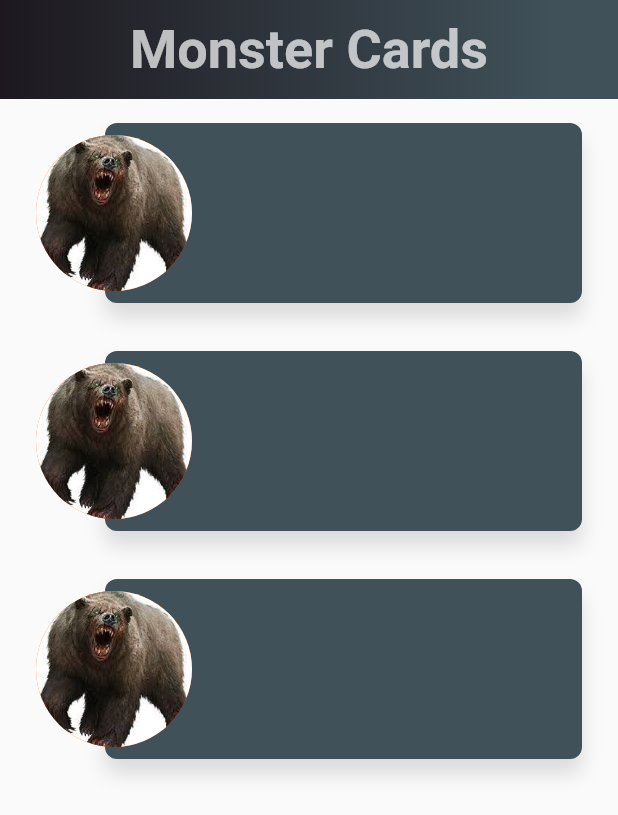
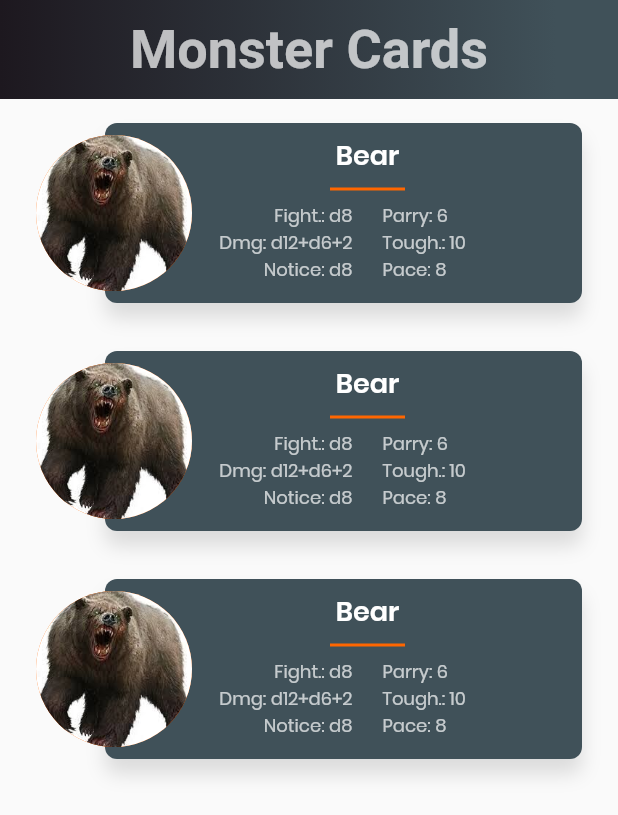
Before and after one commit to FlorianGFox/monster-cards, a Flutter app: the screen it shows after launch, on a phone screen of 412 x 824 dp. Shown: the top 815 px of the screen. Run offline on Flutter 3.47's test engine with Material 2 defaults, Android fonts, the phone set to English and light mode, and no system bars; our stand-ins replace bloc, dartz, equatable, get_it.

Commit message:
Added MonsterRow.

```diff
--- /dev/null
+++ b/lib/core/styles/poppins_text_style.dart
@@ -0,0 +1,24 @@
+import 'package:flutter/material.dart';
+import 'package:monster_cards/core/styles/foxling_colors.dart';
+
+class PoppinsTextStyle {
+  static const baseTextStyle = TextStyle(fontFamily: 'Poppins');
+  static const headerTextStyle = TextStyle(
+    fontFamily: 'Poppins',
+    color: Colors.white,
+    fontSize: 18.0,
+    fontWeight: FontWeight.w600,
+  );
+  static const regularTextStyle = TextStyle(
+    fontFamily: 'Poppins',
+    color: FoxlingColors.nearWhite,
+    fontSize: 9.0,
+    fontWeight: FontWeight.w400,
+  );
+  static const subHeaderTextStyle = TextStyle(
+    fontFamily: 'Poppins',
+    color: FoxlingColors.nearWhite,
+    fontSize: 12.0,
+    fontWeight: FontWeight.w400,
+  );
+}
--- a/lib/features/monster_cards/presentation/widgets/monster_row.dart
+++ b/lib/features/monster_cards/presentation/widgets/monster_row.dart
@@ -1,10 +1,13 @@
 import 'package:flutter/material.dart';
-import 'package:monster_cards/core/styles/foxling_colors.dart';
-import 'package:monster_cards/features/monster_cards/domain/entities/monster.dart';
-import 'package:monster_cards/features/monster_cards/presentation/widgets/home_body.dart';
+
+import '../../../../core/styles/foxling_colors.dart';
+import '../../../../core/styles/poppins_text_style.dart';
+import '../../domain/entities/monster.dart';
+import '../../domain/entities/monster_card_stats.dart';
+import 'home_body.dart';
 
 class MonsterRow extends StatelessWidget {
-  final Monster monster;
+  final MonsterCardStats monster;
 
   const MonsterRow({
     Key key,
@@ -62,6 +65,93 @@ class MonsterCard extends StatelessWidget {
           ),
         ],
       ),
+      child: MonsterCardContent(monster: monster),
     );
   }
 }
+
+class MonsterCardContent extends StatelessWidget {
+  final Monster monster;
+
+  const MonsterCardContent({Key key, this.monster}) : super(key: key);
+
+  @override
+  Widget build(BuildContext context) {
+    return Container(
+      margin: EdgeInsets.fromLTRB(40.0, 8.0, 8.0, 8.0),
+      child: Column(
+        children: <Widget>[
+          Header(monster.name),
+          Seperator(),
+          ImportantStats(),
+        ],
+      ),
+    );
+  }
+}
+
+class Header extends StatelessWidget {
+  final String headerText;
+
+  const Header(this.headerText, {Key key}) : super(key: key);
+
+  @override
+  Widget build(BuildContext context) {
+    return Text(headerText, style: PoppinsTextStyle.headerTextStyle);
+  }
+}
+
+class Seperator extends StatelessWidget {
+  @override
+  Widget build(BuildContext context) {
+    return Container(
+      margin: EdgeInsets.symmetric(vertical: 8.0),
+      height: 2.0,
+      width: 50.0,
+      color: FoxlingColors.orange,
+    );
+  }
+}
+
+class ImportantStats extends StatelessWidget {
+  @override
+  Widget build(BuildContext context) {
+    return Row(
+      crossAxisAlignment: CrossAxisAlignment.start,
+      children: <Widget>[
+        Expanded(
+          child: Column(
+            crossAxisAlignment: CrossAxisAlignment.end,
+            children: <Widget>[
+              ImportantStatText('Fight.: ${monster.fighting.value}'),
+              ImportantStatText('Dmg: ${monster.dmg}'),
+              ImportantStatText('Notice: ${monster.notice.value}'),
+            ],
+          ),
+        ),
+        SizedBox(width: 20),
+        Expanded(
+          child: Column(
+            crossAxisAlignment: CrossAxisAlignment.start,
+            children: <Widget>[
+              ImportantStatText('Parry: ${monster.parry}'),
+              ImportantStatText('Tough.: ${monster.toughness}'),
+              ImportantStatText('Pace: ${monster.pace}'),
+            ],
+          ),
+        ),
+      ],
+    );
+  }
+}
+
+class ImportantStatText extends StatelessWidget {
+  final String text;
+
+  const ImportantStatText(this.text, {Key key}) : super(key: key);
+
+  @override
+  Widget build(BuildContext context) {
+    return Text(text, style: PoppinsTextStyle.subHeaderTextStyle);
+  }
+}
--- a/pubspec.yaml
+++ b/pubspec.yaml
@@ -66,5 +66,7 @@ flutter:
       fonts:
         - asset: assets/fonts/Poppins-SemiBold.ttf
           weight: 600
+        - asset: assets/fonts/Poppins-Regular.ttf
+          weight: 400
   # For details regarding fonts from package dependencies,
   # see https://flutter.dev/custom-fonts/#from-packages
```
Also changed, not shown: assets/fonts/Poppins-Regular.ttf (added).
